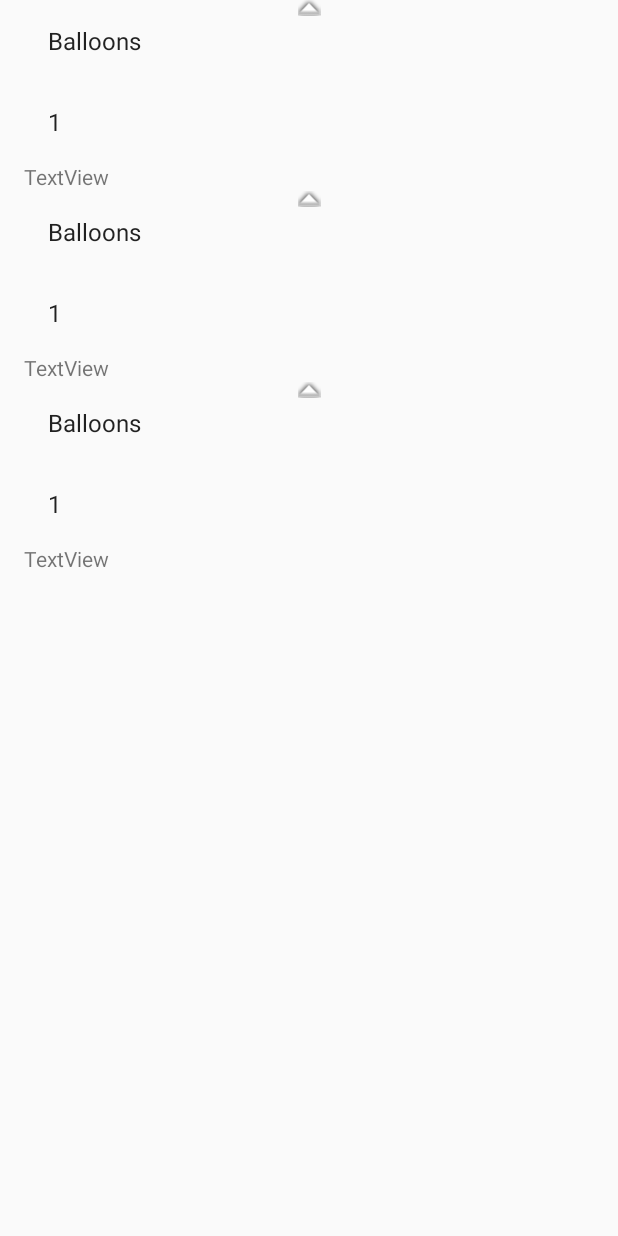
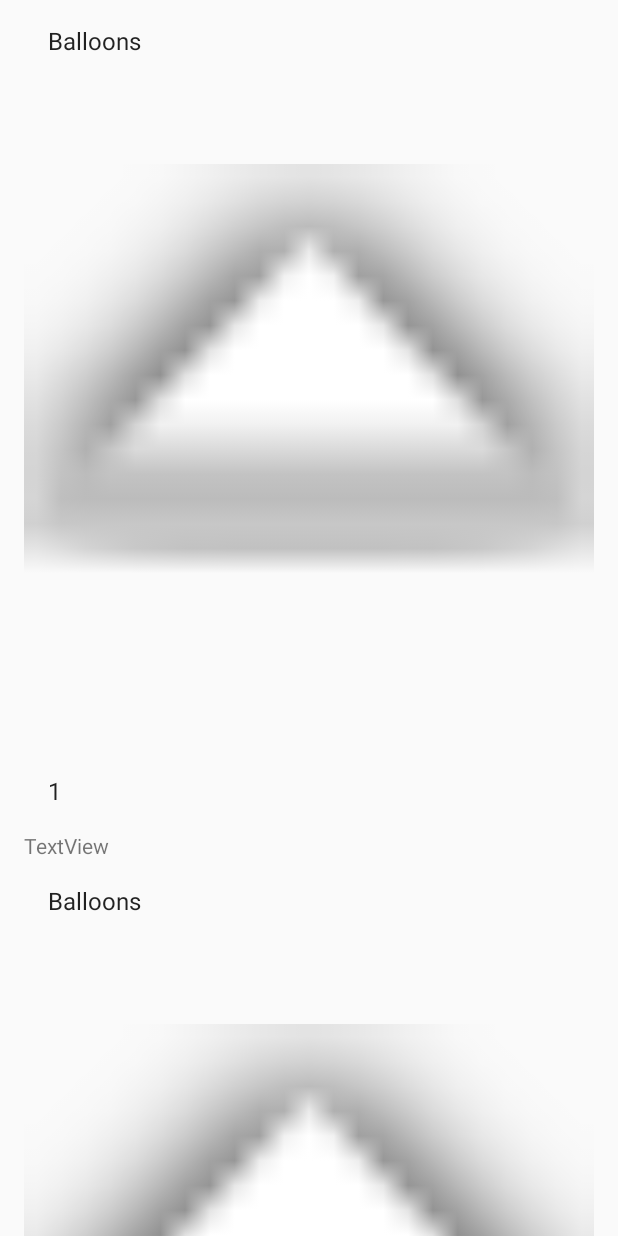
Before and after one commit to peterhanzen/qapital-android-test, an Android app: the layout fragment_savings_goals_list.xml on its own in the app's theme, with its tools: preview values and no code run, on a phone screen of 412 x 824 dp. Run offline under Robolectric (Android 15) with nearby library versions, the phone set to English and light mode, and no system bars.

Commit message:
WIP: images in list

```diff
--- a/Qapital/QapitalApp/src/main/java/com/pha/qapital/ui/SavingsGoalsViewAdapter.java
+++ b/Qapital/QapitalApp/src/main/java/com/pha/qapital/ui/SavingsGoalsViewAdapter.java
@@ -48,10 +48,7 @@ public class SavingsGoalsViewAdapter extends RecyclerView.Adapter<SavingsGoalsVi
         Picasso
                 .with(MainActivity.activity)
                 .load("http://i.imgur.com/DvpvklR.png")
-//                .placeholder(R.drawable.placeholder)
-//                .error(R.drawable.error)
                 .fit()
-//                .tag(context)
                 .into(holder.mGoalImage);
 
 //        Picasso.with(holder.mView.getContext()).load("http://i.imgur.com/DvpvklR.png").into(holder.mGoalImage);
--- a/Qapital/QapitalApp/src/main/res/layout/savings_goals_list_item.xml
+++ b/Qapital/QapitalApp/src/main/res/layout/savings_goals_list_item.xml
@@ -12,8 +12,8 @@
 
         <ImageView
             android:id="@+id/goalImage"
-            android:layout_width="match_parent"
-            android:layout_height="wrap_content"
+            android:layout_width="500dp"
+            android:layout_height="500dp"
             app:srcCompat="@android:drawable/arrow_up_float"/>
 
         <TextView
```
Also changed, not shown: Qapital/QapitalApp/src/main/res/layout/activity_main.xml (+6 -10 lines).
